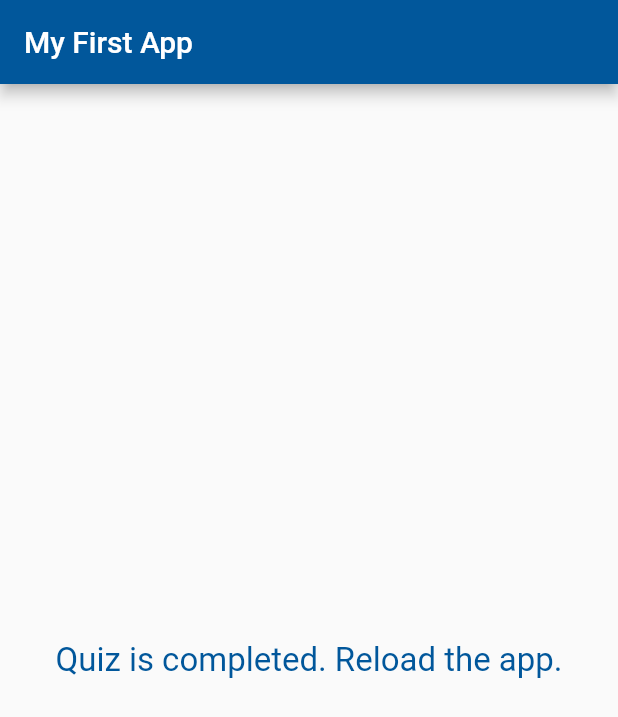
After one commit to onlyrubal/quizApp, a Flutter app: the screen it shows after launch, after a tap on "zebra", after a tap on "red", after a tap on "London", on a phone screen of 412 x 824 dp. The commit adds this screen. Shown: the top 717 px of the screen. Run offline on Flutter 3.47's test engine with Material 2 defaults, Android fonts, the phone set to English and light mode, and no system bars.

Commit message:
Seperating widgets into different files

```diff
--- a/lib/main.dart
+++ b/lib/main.dart
@@ -1,6 +1,7 @@
 import 'package:flutter/material.dart';
-import './question.dart';
-import './answer.dart';
+import 'package:quiz_app/quiz.dart';
+import 'package:quiz_app/result.dart';
+import './quiz.dart';
 
 void main() {
   //Function created by flutter team to run the app. It accepts the widget and displays it's property.
@@ -15,7 +16,7 @@ class MyApp extends StatefulWidget {
 // It tells that this state belongs to MyApp Class
 class _MyAppState extends State<MyApp> {
   var _questionIndex = 0;
-  static const questions = [
+  static const _questions = [
     {
       'questionText': 'What\'s your favorite animal',
       'answers': ['zebra', 'dog', 'cat', 'lion']
@@ -47,26 +48,13 @@ class _MyAppState extends State<MyApp> {
         title: Text('My First App'),
         backgroundColor: Color(0xff01579b),
       ),
-          body: (_questionIndex < questions.length)
-              ? Column(
-                  children: <Widget>[
-                    Question(questions[_questionIndex]['questionText']),
-                    ...(questions[_questionIndex]['answers'] as List<String>)
-                        .map((e) {
-                      // e is the answer i.e list item of the answers list.
-                      return Answer(_answerQuestion, e);
-                    }).toList()
-                  ],
+      body: (_questionIndex < _questions.length)
+          ? Quiz(
+              questions: _questions,
+              questionIndex: _questionIndex,
+              answerQuestion: _answerQuestion,
             )
-              : Center(
-                  child: Text(
-                    'Quiz is completed. Reload the app.',
-                    style: TextStyle(
-                      fontSize: 22,
-                      color: Color(0xff01579b),
-                    ),
-                  ),
-                )),
-    );
+          : Result(),
+    ));
   }
 }
--- /dev/null
+++ b/lib/quiz.dart
@@ -0,0 +1,27 @@
+import 'package:flutter/material.dart';
+import './question.dart';
+import './answer.dart';
+
+class Quiz extends StatelessWidget {
+  final List<Map<String, Object>> questions;
+  final int questionIndex;
+  final Function answerQuestion;
+
+  Quiz(
+      {@required this.questions,
+      @required this.answerQuestion,
+      @required this.questionIndex});
+
+  @override
+  Widget build(BuildContext context) {
+    return Column(
+      children: <Widget>[
+        Question(questions[questionIndex]['questionText']),
+        ...(questions[questionIndex]['answers'] as List<String>).map((e) {
+          // e is the answer i.e list item of the answers list.
+          return Answer(answerQuestion, e);
+        }).toList()
+      ],
+    );
+  }
+}
--- /dev/null
+++ b/lib/result.dart
@@ -0,0 +1,16 @@
+import 'package:flutter/material.dart';
+
+class Result extends StatelessWidget {
+  @override
+  Widget build(BuildContext context) {
+    return Center(
+      child: Text(
+        'Quiz is completed. Reload the app.',
+        style: TextStyle(
+          fontSize: 22,
+          color: Color(0xff01579b),
+        ),
+      ),
+    );
+  }
+}
```
Lines whose indentation alone changed are shown as unchanged.
